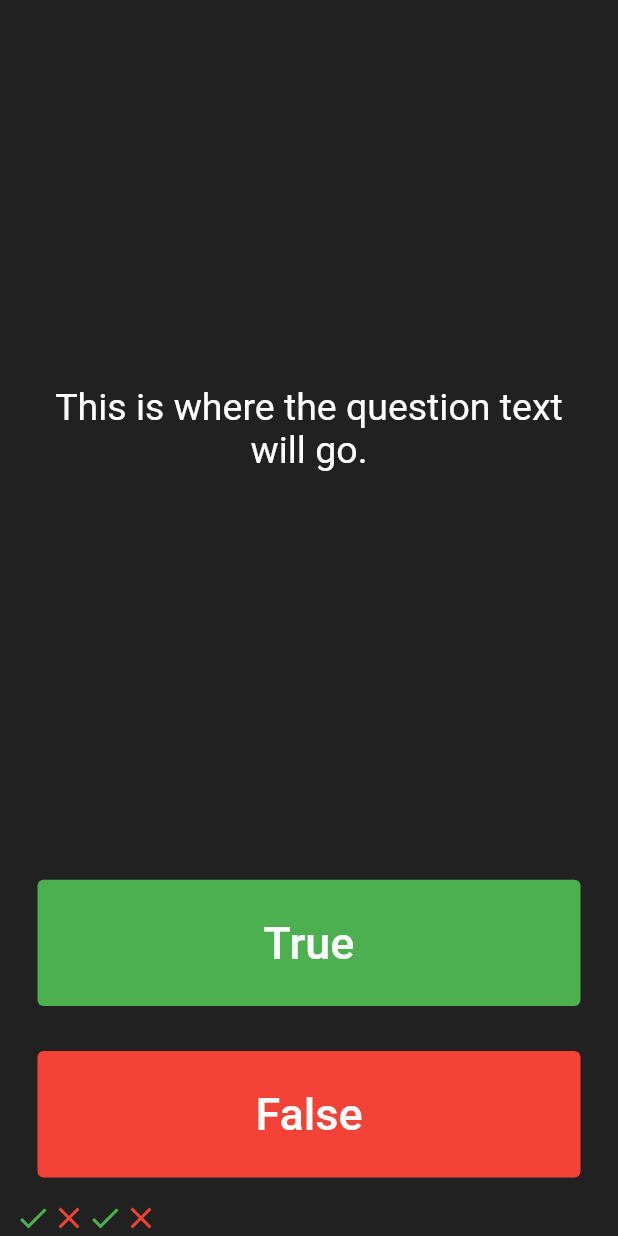
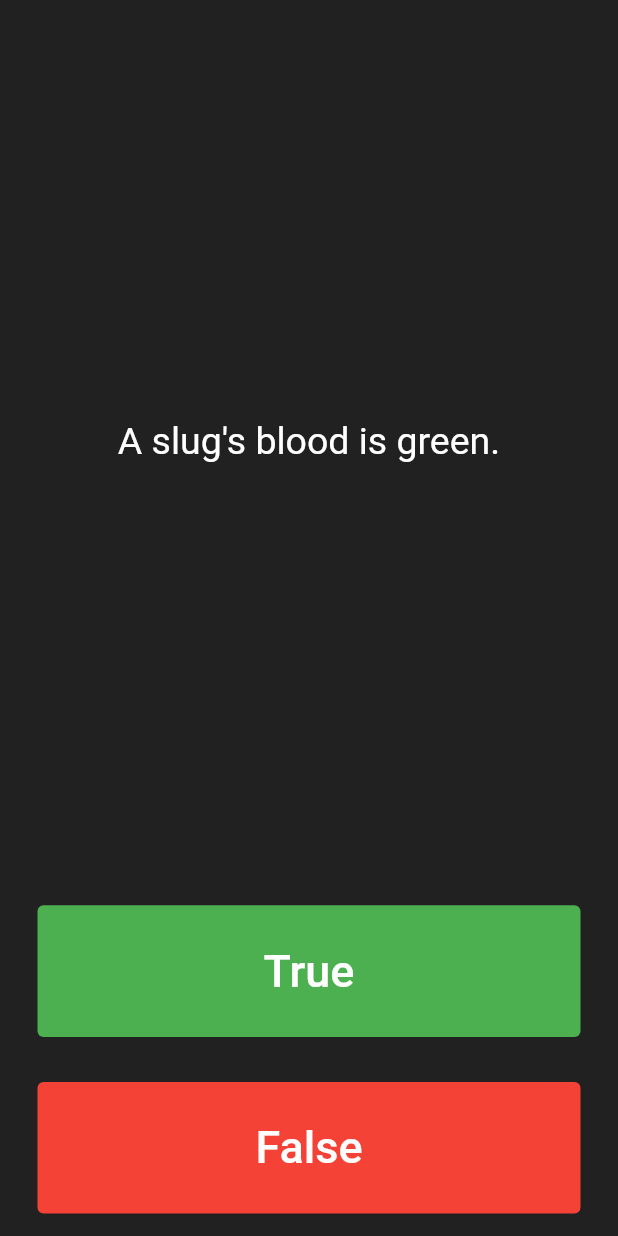
Before and after one commit to Navid-Rahman/Quizzler_Flutter_Application, a Flutter app: the screen it shows after launch, after a tap on "True", after a tap on "False", on a phone screen of 412 x 824 dp. Run offline on Flutter 3.47's test engine with Material 2 defaults, Android fonts, the phone set to English and light mode, and no system bars.

Commit message:
Added classes and objects to remove repeatation.

```diff
--- a/lib/main.dart
+++ b/lib/main.dart
@@ -1,4 +1,5 @@
 import 'package:flutter/material.dart';
+import 'package:quizzler_app/questions.dart';
 
 void main() {
   runApp(const Quizzler());
@@ -32,15 +33,39 @@ class QuizPage extends StatefulWidget {
   }
 }
 
+// List<String> questions = [
+//   'You can lead a cow down stairs but not up stairs.',
+//   'Approximately one quarter of human bones are in the feet.',
+//   'A slug\'s blood is green.',
+// ];
+
+List<bool> answer = [
+  false,
+  true,
+  true,
+];
+
+// Question q1 =
+//     Question(q: 'You can lead a cow down stairs but not up stairs.', a: false);
+
+List<Question> questionBank = [
+  Question(q: 'You can lead a cow down stairs but not up stairs.', a: false),
+  Question(
+      q: 'Approximately one quarter of human bones are in the feet.', a: true),
+  Question(q: 'A slug\'s blood is green.', a: true),
+];
+
+int questionNumber = 0;
+
 List<Icon> scoreKeeper = [
-  const Icon(
-    Icons.check,
-    color: Colors.green,
-  ),
-  const Icon(
-    Icons.close,
-    color: Colors.red,
-  ),
+  // const Icon(
+  //   Icons.check,
+  //   color: Colors.green,
+  // ),
+  // const Icon(
+  //   Icons.close,
+  //   color: Colors.red,
+  // ),
 ];
 
 class _QuizPageState extends State<QuizPage> {
@@ -50,15 +75,15 @@ class _QuizPageState extends State<QuizPage> {
       mainAxisAlignment: MainAxisAlignment.spaceBetween,
       crossAxisAlignment: CrossAxisAlignment.stretch,
       children: <Widget>[
-        const Expanded(
+        Expanded(
           flex: 5,
           child: Padding(
-            padding: EdgeInsets.all(10.0),
+            padding: const EdgeInsets.all(10.0),
             child: Center(
               child: Text(
-                'This is where the question text will go.',
+                questionBank[questionNumber].questionText,
                 textAlign: TextAlign.center,
-                style: TextStyle(
+                style: const TextStyle(
                   fontSize: 25.0,
                   color: Colors.white,
                 ),
@@ -73,12 +98,26 @@ class _QuizPageState extends State<QuizPage> {
               style: ButtonStyle(
                   backgroundColor: MaterialStateProperty.all(Colors.green)),
               onPressed: () {
+                // setState(() {
+                //   scoreKeeper.add(const Icon(
+                //     Icons.check,
+                //     color: Colors.green,
+                //   ));
+                // });
+
+                bool correctAnswer =
+                    questionBank[questionNumber].questionAnswer;
+
+                if (correctAnswer == true) {
+                  print('User got it right!');
+                } else {
+                  print('User got it wrong!');
+                }
+
                 setState(() {
-                  scoreKeeper.add(const Icon(
-                    Icons.check,
-                    color: Colors.green,
-                  ));
+                  questionNumber = questionNumber + 1;
                 });
+                print(questionNumber);
               },
               child: const Text(
                 'True',
@@ -97,11 +136,24 @@ class _QuizPageState extends State<QuizPage> {
               style: ButtonStyle(
                   backgroundColor: MaterialStateProperty.all(Colors.red)),
               onPressed: () {
+                // setState(() {
+                //   scoreKeeper.add(const Icon(
+                //     Icons.close,
+                //     color: Colors.red,
+                //   ));
+                // });
+
+                bool correctAnswer =
+                    questionBank[questionNumber].questionAnswer;
+
+                if (correctAnswer == false) {
+                  print('User got it right!');
+                } else {
+                  print('User got it wrong!');
+                }
+
                 setState(() {
-                  scoreKeeper.add(const Icon(
-                    Icons.close,
-                    color: Colors.red,
-                  ));
+                  questionNumber = questionNumber + 1;
                 });
               },
               child: const Text(
@@ -122,9 +174,3 @@ class _QuizPageState extends State<QuizPage> {
     );
   }
 }
-
-/*
-question1: 'You can lead a cow down stairs but not up stairs.', false,
-question2: 'Approximately one quarter of human bones are in the feet.', true,
-question3: 'A slug\'s blood is green.', true,
-*/
--- /dev/null
+++ b/lib/questions.dart
@@ -0,0 +1,9 @@
+class Question {
+  late bool questionAnswer;
+  late String questionText;
+
+  Question({required String q, required bool a}) {
+    questionText = q;
+    questionAnswer = a;
+  }
+}
```
